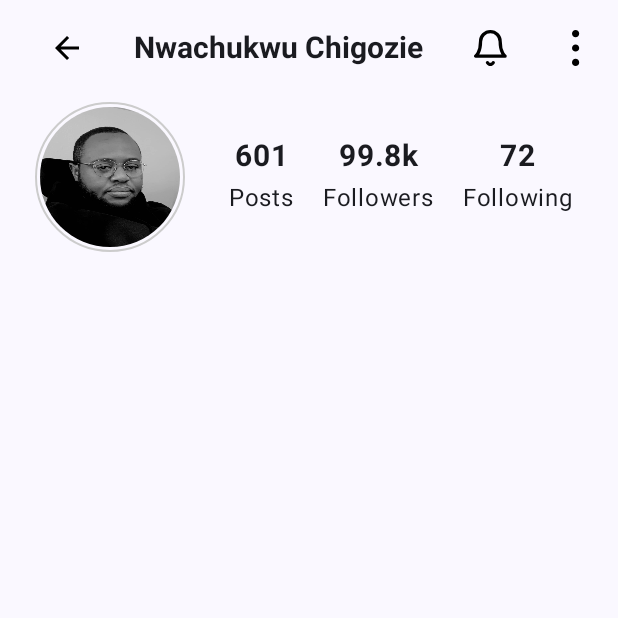
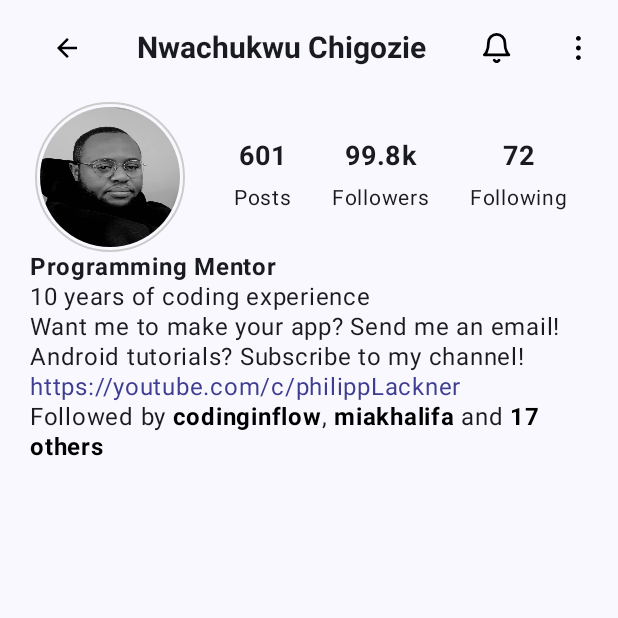
Before and after one commit to Justin-mario/mobile_instagram_ui_kotlin, an Android app built with Jetpack Compose: the screen it shows after launch (MainActivity), on a phone screen of 412 x 824 dp, the top half of it. Run offline under Robolectric (Android 15) with nearby library versions, the phone set to English and light mode, and no system bars.

Commit message:
done with profile description section

```diff
--- a/app/src/main/java/com/example/android/instagramui/ui/ProfileScreen.kt
+++ b/app/src/main/java/com/example/android/instagramui/ui/ProfileScreen.kt
@@ -27,6 +27,8 @@ import androidx.compose.ui.graphics.Color
 import androidx.compose.ui.graphics.painter.Painter
 import androidx.compose.ui.layout.ContentScale
 import androidx.compose.ui.res.painterResource
+import androidx.compose.ui.text.SpanStyle
+import androidx.compose.ui.text.buildAnnotatedString
 import androidx.compose.ui.text.font.FontWeight
 import androidx.compose.ui.text.style.TextOverflow
 import androidx.compose.ui.tooling.preview.Preview
@@ -64,7 +66,7 @@ fun TopBar(
             Icon(imageVector = Icons.Default.ArrowBack,
                 contentDescription = "Back",
                 tint = Color.Black,
-                modifier = Modifier.size(24.dp))
+                modifier = Modifier.size(20.dp))
             Text(text = name,
                 overflow = TextOverflow.Ellipsis,
                 fontWeight = FontWeight.Bold,
@@ -73,12 +75,12 @@ fun TopBar(
             Icon(painter = painterResource(id = R.drawable.ic_bell),
                 contentDescription = "Bell",
                 tint = Color.Black,
-                modifier = Modifier.size(24.dp))
+                modifier = Modifier.size(20.dp))
 
             Icon(painter = painterResource(id = R.drawable.ic_dotmenu),
                 contentDescription = "Back",
                 tint = Color.Black,
-                modifier = Modifier.size(24.dp))
+                modifier = Modifier.size(16.dp))
 
         }
     })
@@ -98,6 +100,15 @@ fun ProfileSection(modifier: Modifier = Modifier) {
         Spacer(modifier = Modifier.width(16.dp))
         StatSection(modifier = Modifier.weight(7f))
     }
+    ProfileDescription(
+        displayName = "Programming Mentor",
+        description = "10 years of coding experience\n" +
+                "Want me to make your app? Send me an email!\n" +
+                "Android tutorials? Subscribe to my channel!",
+        url = "https://youtube.com/c/philippLackner",
+        followedBy = listOf("codinginflow", "miakhalifa"),
+        otherCount = 17
+    )
 
 }
 
@@ -141,17 +152,82 @@ fun ProfileStat(
     Column(
         verticalArrangement = Arrangement.Center,
         horizontalAlignment = Alignment.CenterHorizontally,
-        modifier = Modifier
+        modifier = modifier
     ) {
         Text(
             text = numberText,
             fontWeight = FontWeight.Bold,
-            fontSize = 20.sp)
+            fontSize = 18.sp)
         Spacer(modifier = Modifier.height(4.dp))
         Text(
             text = text,
+            fontSize = 14.sp
             )
     }
+}
+
+@Composable
+fun ProfileDescription(
+    displayName: String,
+    description: String,
+    url:String,
+    followedBy: List<String>,
+    otherCount: Int,
+    modifier: Modifier = Modifier
+) {
+    val letterSpacing = 0.5.sp
+    val lineHeight = 20.sp
+
+    Column(modifier = modifier
+        .fillMaxWidth()
+        .padding(horizontal = 20.dp)) {
+        Text(
+            text = displayName,
+            fontWeight = FontWeight.Bold,
+            letterSpacing = letterSpacing,
+            lineHeight = lineHeight)
+
+        Text(
+            text = description,
+            letterSpacing = letterSpacing,
+            lineHeight = lineHeight)
+
+        Text(
+            text = url,
+            color = Color(0xFF3D3D91),
+            letterSpacing = letterSpacing,
+            lineHeight = lineHeight)
+
+        if (followedBy.isNotEmpty()) {
+            Text(
+                text = buildAnnotatedString {
+                    val boldStyle = SpanStyle(
+                        color = Color.Black,
+                        fontWeight = FontWeight.Bold
+                    )
+                    append("Followed by ")
+                    followedBy.forEachIndexed { index, name ->
+                        pushStyle(boldStyle)
+                        append(name)
+                        pop()
+                        if (index < followedBy.size -1) {
+                            append(", ")
+                        }
+                    }
+                    if (otherCount > 2) {
+                        append(" and ")
+                        pushStyle(boldStyle)
+                        append("$otherCount others")
+                    }
+                },
+                letterSpacing = letterSpacing,
+                lineHeight = lineHeight
+            )
+        }
+    }
+
+
+
 }
 
 @Preview(showBackground = true)
```
